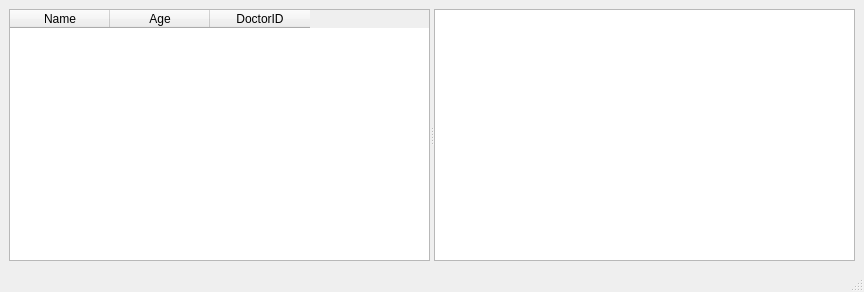
The window that SandBox/mainwindow.ui (Jyeong2c/Project) describes before a commit, drawn with Qt 5.
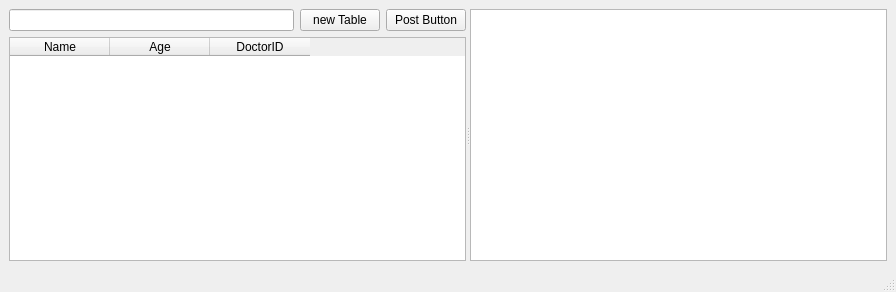
The same window after the commit.

Patch:
```diff
--- a/SandBox/mainwindow.ui
+++ b/SandBox/mainwindow.ui
@@ -6,7 +6,7 @@
    <rect>
     <x>0</x>
     <y>0</y>
-    <width>864</width>
+    <width>896</width>
     <height>292</height>
    </rect>
   </property>
@@ -14,12 +14,36 @@
    <string>MainWindow</string>
   </property>
   <widget class="QWidget" name="centralwidget">
-   <layout class="QVBoxLayout" name="verticalLayout">
+   <layout class="QVBoxLayout" name="verticalLayout_2">
     <item>
      <widget class="QSplitter" name="splitter">
       <property name="orientation">
        <enum>Qt::Horizontal</enum>
       </property>
+      <widget class="QWidget" name="">
+       <layout class="QVBoxLayout" name="verticalLayout">
+        <item>
+         <layout class="QHBoxLayout" name="horizontalLayout">
+          <item>
+           <widget class="QLineEdit" name="doctorIDLineEdit"/>
+          </item>
+          <item>
+           <widget class="QPushButton" name="DoctorButton">
+            <property name="text">
+             <string>new Table</string>
+            </property>
+           </widget>
+          </item>
+          <item>
+           <widget class="QPushButton" name="postButton">
+            <property name="text">
+             <string>Post Button</string>
+            </property>
+           </widget>
+          </item>
+         </layout>
+        </item>
+        <item>
       <widget class="QTableWidget" name="tableWidget">
        <property name="editTriggers">
         <set>QAbstractItemView::NoEditTriggers</set>
@@ -40,6 +64,9 @@
         </property>
        </column>
       </widget>
+        </item>
+       </layout>
+      </widget>
       <widget class="QListWidget" name="listWidget"/>
      </widget>
     </item>
```
Left out of the diff: 2 changed lines with no effect on the pictures. Lines whose indentation alone changed are shown as unchanged.
